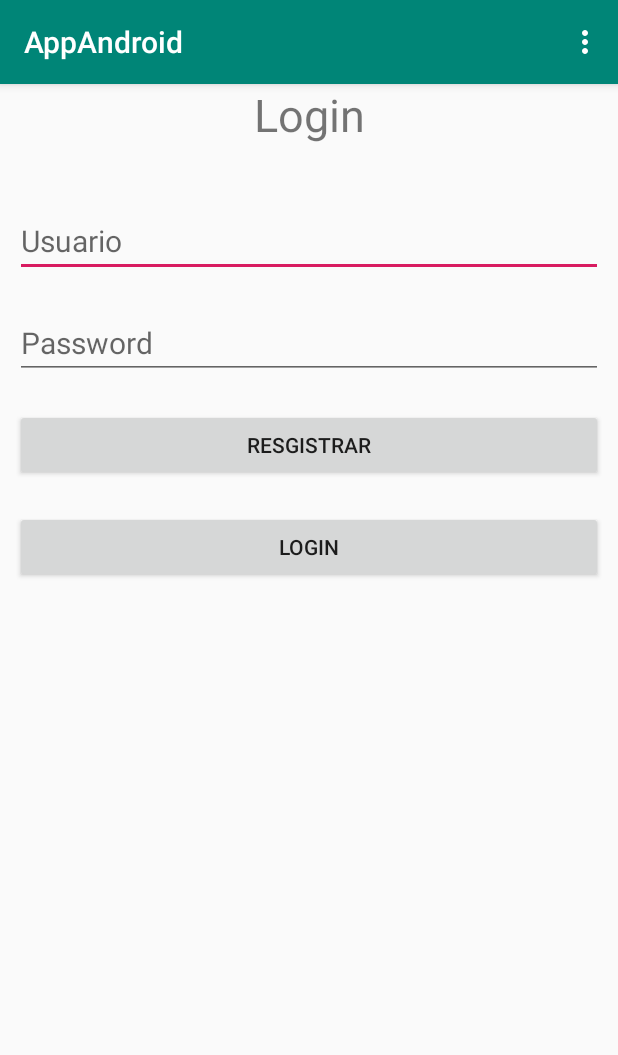
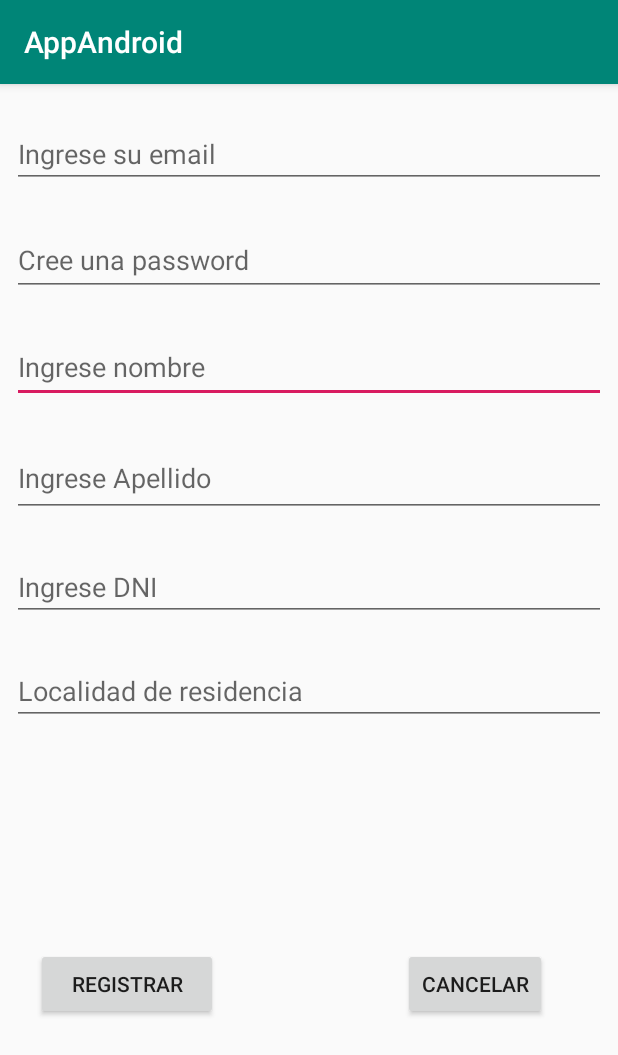
Before and after one commit to fede48/AppAndroid, an Android app: the screen it shows after launch (MainActivity before the commit, Activity_Registro after it), after a tap on "RESGISTRAR", on a phone screen of 412 x 824 dp. Shown: the top 1055 px of the screen. Run offline under Robolectric (Android 15) with nearby library versions, the phone set to English and light mode, and no system bars; our stand-ins replace Firebase (no records; nobody signed in at launch, a user with empty details on screens opened directly).

Commit message:
Registro, logion, y muestra de datos

```diff
--- a/app/build.gradle
+++ b/app/build.gradle
@@ -25,6 +25,9 @@ dependencies {
     implementation 'com.android.support:design:28.0.0'
     implementation 'com.google.firebase:firebase-core:16.0.1'
     implementation 'com.google.firebase:firebase-auth:16.0.3'
+    implementation 'com.google.firebase:firebase-database:16.0.1'
+    implementation 'com.google.firebase:firebase-storage:16.0.1'
+    //implementation 'com.google.firebase:firebase-firestore:17.1.1'
     implementation 'com.google.android.gms:play-services-plus:15.0.0'
     implementation 'com.google.android.gms:play-services-auth:15.0.0'
     implementation 'com.google.android.gms:play-services-base:15.0.0'
@@ -33,6 +36,7 @@ dependencies {
     implementation 'com.google.android.gms:play-services-ads:15.0.0'
     implementation 'com.google.android.gms:play-services-basement:15.0.0'
     implementation 'com.google.android.gms:play-services-wallet:15.0.0'
+
     testImplementation 'junit:junit:4.12'
     androidTestImplementation 'com.android.support.test:runner:1.0.2'
     androidTestImplementation 'com.android.support.test.espresso:espresso-core:3.0.2'
--- a/app/src/main/AndroidManifest.xml
+++ b/app/src/main/AndroidManifest.xml
@@ -19,7 +19,8 @@
                 <category android:name="android.intent.category.LAUNCHER" />
             </intent-filter>
         </activity>
-        <activity android:name=".IndexActivity"></activity>
+        <activity android:name=".IndexActivity" />
+        <activity android:name=".Activity_Registro"></activity>
     </application>
 
 </manifest>
--- /dev/null
+++ b/app/src/main/java/com/example/federico/appandroid/Activity_Registro.java
@@ -0,0 +1,137 @@
+package com.example.federico.appandroid;
+
+import android.app.ProgressDialog;
+import android.content.Intent;
+import android.support.annotation.NonNull;
+import android.support.v7.app.AppCompatActivity;
+import android.os.Bundle;
+import android.view.View;
+import android.widget.Button;
+import android.widget.EditText;
+import android.widget.Toast;
+
+import com.google.android.gms.tasks.OnCompleteListener;
+import com.google.android.gms.tasks.Task;
+import com.google.firebase.auth.AuthResult;
+import com.google.firebase.auth.FirebaseAuth;
+import com.google.firebase.auth.FirebaseUser;
+import com.google.firebase.database.DatabaseReference;
+import com.google.firebase.database.FirebaseDatabase;
+
+public class Activity_Registro extends AppCompatActivity {
+
+    private EditText nombre;
+    private EditText apellido;
+    private EditText dni;
+    private EditText localidad;
+    private EditText email;
+    private EditText pw;
+    private FirebaseAuth mAuth;
+    private ProgressDialog mProgress;
+    private Button enviarregistro;
+    private Button cancelar;
+
+
+
+    @Override
+    protected void onCreate(Bundle savedInstanceState) {
+        super.onCreate(savedInstanceState);
+        setContentView(R.layout.activity__registro);
+        mAuth = FirebaseAuth.getInstance();
+        nombre=(EditText)findViewById(R.id.name);
+        apellido=(EditText)findViewById(R.id.surname);
+        dni=(EditText)findViewById(R.id.documento);
+        localidad=(EditText)findViewById(R.id.zona);
+        enviarregistro=(Button) findViewById(R.id.send);
+        cancelar=(Button)findViewById(R.id.btn_cancelar);
+
+        mProgress=new ProgressDialog(this);
+
+
+
+        enviarregistro.setOnClickListener(new View.OnClickListener() {
+            @Override
+            public void onClick(View v) {
+                registrar();
+            }
+        });
+
+        cancelar.setOnClickListener(new View.OnClickListener() {
+            @Override
+            public void onClick(View v) {
+                Intent intent=new Intent(Activity_Registro.this,MainActivity.class);
+                startActivity(intent);
+            }
+        });
+
+
+
+
+
+    }
+
+    public void registrar(){
+
+        //Recupero el valor del RadioGroup
+        email = (EditText) findViewById(R.id.usuario_txt);
+        pw = (EditText) findViewById(R.id.password_txt);
+
+        mProgress.setMessage("Registrando ...");
+        mProgress.show();
+
+        mAuth.createUserWithEmailAndPassword(email.getText().toString().trim(), pw.getText().toString().trim())
+                .addOnCompleteListener(this, new OnCompleteListener<AuthResult>() {
+                    @Override
+                    public void onComplete(@NonNull Task<AuthResult> task) {
+                        mProgress.dismiss();
+                        if (task.isSuccessful()) {
+                            // Sign in success, update UI with the signed-in user's information
+                            mAuth.signInWithEmailAndPassword(email.getText().toString().trim(),pw.getText().toString().trim());
+                            FirebaseUser user = mAuth.getCurrentUser();
+
+
+                            //Guardo los datos en FIREBASE
+
+                            DatabaseReference mDatabase= FirebaseDatabase.getInstance().getReference().child("Usuarios");
+                            DatabaseReference currentUserDB=mDatabase.child(user.getUid());
+                            currentUserDB.child("Nombre").setValue(nombre.getText().toString());
+                            currentUserDB.child("Apellido").setValue(apellido.getText().toString());
+                            currentUserDB.child("Documento").setValue(dni.getText().toString());
+                            currentUserDB.child("Zona").setValue(localidad.getText().toString());
+                            currentUserDB.child("Email").setValue(email.getText().toString());
+
+
+                            Toast.makeText(Activity_Registro.this, "Registro con exito",
+                                    Toast.LENGTH_SHORT).show();
+
+
+
+
+                           Intent intent=new Intent(Activity_Registro.this,IndexActivity.class);
+
+                           intent.putExtra("nombre",nombre.getText().toString());
+                           startActivity(intent);
+
+                        } else {
+                            // If sign in fails, display a message to the user.
+                            Toast.makeText(Activity_Registro.this, task.getException().getMessage(),
+                                    Toast.LENGTH_SHORT).show();
+
+                        }
+
+                        // ...
+                    }
+                });
+
+    }
+
+
+
+
+
+
+
+
+
+
+}
--- a/app/src/main/java/com/example/federico/appandroid/MainActivity.java
+++ b/app/src/main/java/com/example/federico/appandroid/MainActivity.java
@@ -1,10 +1,12 @@
 package com.example.federico.appandroid;
 
+import android.app.ProgressDialog;
 import android.os.Bundle;
 import android.support.design.widget.FloatingActionButton;
 import android.support.design.widget.Snackbar;
 import android.support.v7.app.AppCompatActivity;
 import android.support.v7.widget.Toolbar;
+import android.text.TextUtils;
 import android.view.View;
 import android.view.Menu;
 import android.view.MenuItem;
@@ -24,7 +26,18 @@ public class MainActivity extends AppCompatActivity {
     private Button btn_login;
     private EditText usuario_nombre;
     private EditText usuario_password;
+    private ProgressDialog mProgress;
     private FirebaseAuth mAuth;
+    private FirebaseAuth.AuthStateListener mAuthListener;
+
+
+
+    // Ejecuta al iniciar si estas logueado
+    protected void onStart(){
+        super.onStart();
+        mAuth.addAuthStateListener(mAuthListener);
+    }
+
 
 
     @Override
@@ -37,11 +50,17 @@ public class MainActivity extends AppCompatActivity {
         mAuth = FirebaseAuth.getInstance();
         btn_login=(Button)findViewById(R.id.btn_login);
         btn_aceptar = findViewById(R.id.btn_aceptar);
+        usuario_nombre = (EditText) findViewById(R.id.usuario_txt);
+        usuario_password = (EditText) findViewById(R.id.password_txt);
+        mProgress=new ProgressDialog(this);
 
         // Metodo para registrarte
         btn_aceptar.setOnClickListener(new View.OnClickListener() {
             public void onClick(View v) {
-                openActivity();
+
+                startActivity(new Intent(MainActivity.this,Activity_Registro.class));
+
+                //openActivity();
             }
         });
 
@@ -53,9 +72,29 @@ public class MainActivity extends AppCompatActivity {
                 loguearse();
             }
         });
+
+
+
+        //Listener de estado de coneccion
+        mAuthListener=new FirebaseAuth.AuthStateListener() {
+            @Override
+            public void onAuthStateChanged(@NonNull FirebaseAuth firebaseAuth) {
+                if(firebaseAuth.getCurrentUser() !=null){
+                    Toast.makeText(MainActivity.this,"Estas Logueado en : " +firebaseAuth.getCurrentUser().getUid(),Toast.LENGTH_SHORT).show();
+                    Intent intent=new Intent(MainActivity.this,IndexActivity.class);
+                    startActivity(intent);
+                    finish();
+                }
+
+            }
+        };
+
+
+
     }
 
 
+// TRASLADE EL METODO REGISTRAR A OTRA ACTIVIDAD(ACTIVITY_REGISTRO) , PARA COMPLETAR MAS DATOS al momentode resgistrarse
     public void openActivity()
     {
 
@@ -72,7 +111,7 @@ public class MainActivity extends AppCompatActivity {
                             FirebaseUser user = mAuth.getCurrentUser();
                             Toast.makeText(MainActivity.this, "Registro con exito",
                                     Toast.LENGTH_SHORT).show();
-                            Intent intent=new Intent(MainActivity.this,IndexActivity.class);
+                            Intent intent=new Intent(MainActivity.this,Activity_Registro.class);
 
                             intent.putExtra("nombre",usuario_nombre.getText().toString());
                             startActivity(intent);
@@ -99,20 +138,27 @@ public class MainActivity extends AppCompatActivity {
 
 
     public void loguearse(){
-        usuario_nombre = (EditText) findViewById(R.id.usuario_txt);
-        usuario_password = (EditText) findViewById(R.id.password_txt);
+        final String usuario=usuario_nombre.getText().toString().trim();
+        String pass=usuario_password.getText().toString().trim();
 
-        mAuth.signInWithEmailAndPassword(usuario_nombre.getText().toString(), usuario_password.getText().toString())
+
+        if (!TextUtils.isEmpty(usuario) && !TextUtils.isEmpty(pass)) {
+
+            mProgress.setMessage("Iniciando sesion...");
+            mProgress.show();
+
+            mAuth.signInWithEmailAndPassword(usuario, pass)
                     .addOnCompleteListener(this, new OnCompleteListener<AuthResult>() {
                         @Override
                         public void onComplete(@NonNull Task<AuthResult> task) {
+                            mProgress.dismiss();
                             if (task.isSuccessful()) {
                                 // Sign in success, update UI with the signed-in user's information
                                 FirebaseUser user = mAuth.getCurrentUser();
-                            Toast.makeText(MainActivity.this, "Bienvenido: "+usuario_nombre.getText().toString(),
+                                Toast.makeText(MainActivity.this, "Bienvenido: " + usuario,
                                         Toast.LENGTH_SHORT).show();
-                            Intent intent=new Intent(MainActivity.this,IndexActivity.class);
-                            intent.putExtra("nombre",usuario_nombre.getText().toString());
+                                Intent intent = new Intent(MainActivity.this, IndexActivity.class);
+                                //intent.putExtra("email",usuario_nombre.getText().toString());
                                 startActivity(intent);
                             } else {
                                 // If sign in fails, display a message to the user.
@@ -124,8 +170,14 @@ public class MainActivity extends AppCompatActivity {
                             // ...
                         }
                     });
+        }//else {
+            //Toast.makeText(this,"Error, algun campo faltante o incorrecto",Toast.LENGTH_SHORT).show();
+       // }
+    }
 
-    }
+
+
+
 
     @Override
     public boolean onCreateOptionsMenu(Menu menu) {
--- /dev/null
+++ b/app/src/main/res/layout/activity__registro.xml
@@ -0,0 +1,135 @@
+<?xml version="1.0" encoding="utf-8"?>
+<android.support.constraint.ConstraintLayout xmlns:android="http://schemas.android.com/apk/res/android"
+    xmlns:app="http://schemas.android.com/apk/res-auto"
+    xmlns:tools="http://schemas.android.com/tools"
+    android:layout_width="match_parent"
+    android:layout_height="match_parent"
+    tools:context=".Activity_Registro">
+
+
+    <EditText
+        android:id="@+id/name"
+        android:layout_width="0dp"
+        android:layout_height="47dp"
+        android:layout_alignParentTop="true"
+        android:layout_centerHorizontal="true"
+        android:layout_marginStart="8dp"
+        android:layout_marginTop="24dp"
+        android:layout_marginEnd="8dp"
+        android:hint="Ingrese nombre"
+        android:inputType="textPersonName"
+        app:layout_constraintEnd_toEndOf="parent"
+        app:layout_constraintHorizontal_bias="0.0"
+        app:layout_constraintStart_toStartOf="parent"
+        app:layout_constraintTop_toBottomOf="@+id/password_txt" />
+
+    <EditText
+        android:id="@+id/password_txt"
+        android:layout_width="0dp"
+        android:layout_height="48dp"
+        android:layout_alignParentTop="true"
+        android:layout_centerHorizontal="true"
+        android:layout_marginStart="8dp"
+        android:layout_marginTop="24dp"
+        android:layout_marginEnd="8dp"
+        android:hint="Cree una password"
+        android:inputType="textPassword"
+        app:layout_constraintEnd_toEndOf="parent"
+        app:layout_constraintHorizontal_bias="1.0"
+        app:layout_constraintStart_toStartOf="parent"
+        app:layout_constraintTop_toBottomOf="@+id/usuario_txt" />
+
+
+    <EditText
+        android:id="@+id/surname"
+        android:layout_width="0dp"
+        android:layout_height="52dp"
+        android:layout_alignParentTop="true"
+        android:layout_centerHorizontal="true"
+        android:layout_marginStart="8dp"
+        android:layout_marginTop="24dp"
+        android:layout_marginEnd="8dp"
+        android:hint="Ingrese Apellido"
+        android:inputType="textPersonName"
+        app:layout_constraintEnd_toEndOf="parent"
+        app:layout_constraintHorizontal_bias="0.0"
+        app:layout_constraintStart_toStartOf="parent"
+        app:layout_constraintTop_toBottomOf="@+id/name" />
+
+    <EditText
+        android:id="@+id/documento"
+        android:layout_width="0dp"
+        android:layout_height="wrap_content"
+        android:layout_alignParentTop="true"
+        android:layout_centerHorizontal="true"
+        android:layout_marginStart="8dp"
+        android:layout_marginTop="24dp"
+        android:layout_marginEnd="8dp"
+        android:hint="Ingrese DNI"
+        android:inputType="number"
+        app:layout_constraintEnd_toEndOf="parent"
+        app:layout_constraintHorizontal_bias="0.0"
+        app:layout_constraintStart_toStartOf="parent"
+        app:layout_constraintTop_toBottomOf="@+id/surname" />
+
+    <EditText
+        android:id="@+id/usuario_txt"
+        android:layout_width="0dp"
+        android:layout_height="wrap_content"
+        android:layout_alignParentTop="true"
+        android:layout_centerHorizontal="true"
+        android:layout_marginStart="8dp"
+        android:layout_marginTop="24dp"
+        android:layout_marginEnd="8dp"
+        android:hint="Ingrese su email"
+        android:inputType="textEmailAddress"
+        app:layout_constraintEnd_toEndOf="parent"
+        app:layout_constraintHorizontal_bias="0.0"
+        app:layout_constraintStart_toStartOf="parent"
+        app:layout_constraintTop_toTopOf="parent"
+        app:layout_constraintVertical_chainStyle="spread_inside" />
+
+    <EditText
+        android:id="@+id/zona"
+        android:layout_width="0dp"
+        android:layout_height="wrap_content"
+        android:layout_alignParentTop="true"
+        android:layout_centerHorizontal="true"
+        android:layout_marginStart="8dp"
+        android:layout_marginTop="24dp"
+        android:layout_marginEnd="8dp"
+        android:hint="Localidad de residencia"
+        android:inputType="textPersonName"
+        app:layout_constraintEnd_toEndOf="parent"
+        app:layout_constraintHorizontal_bias="0.0"
+        app:layout_constraintStart_toStartOf="parent"
+        app:layout_constraintTop_toBottomOf="@+id/documento" />
+
+    <Button
+        android:id="@+id/btn_cancelar"
+        android:layout_width="wrap_content"
+        android:layout_height="wrap_content"
+        android:layout_marginStart="8dp"
+        android:layout_marginTop="12dp"
+        android:layout_marginEnd="8dp"
+        android:layout_marginBottom="8dp"
+        android:text="Cancelar"
+        app:layout_constraintBottom_toBottomOf="parent"
+        app:layout_constraintEnd_toEndOf="parent"
+        app:layout_constraintHorizontal_bias="0.747"
+        app:layout_constraintStart_toEndOf="@+id/send"
+        app:layout_constraintTop_toBottomOf="@+id/zona" />
+
+    <Button
+        android:id="@+id/send"
+        android:layout_width="121dp"
+        android:layout_height="wrap_content"
+        android:layout_marginStart="24dp"
+        android:layout_marginTop="12dp"
+        android:layout_marginBottom="8dp"
+        android:text="Registrar"
+        app:layout_constraintBottom_toBottomOf="parent"
+        app:layout_constraintStart_toStartOf="parent"
+        app:layout_constraintTop_toBottomOf="@+id/zona" />
+
+</android.support.constraint.ConstraintLayout>
```
Also changed, not shown: app/src/main/java/com/example/federico/appandroid/IndexActivity.java (+84 -3 lines), app/src/main/res/layout/activity_index.xml (+32 -56 lines). Lines whose indentation alone changed are shown as unchanged.
